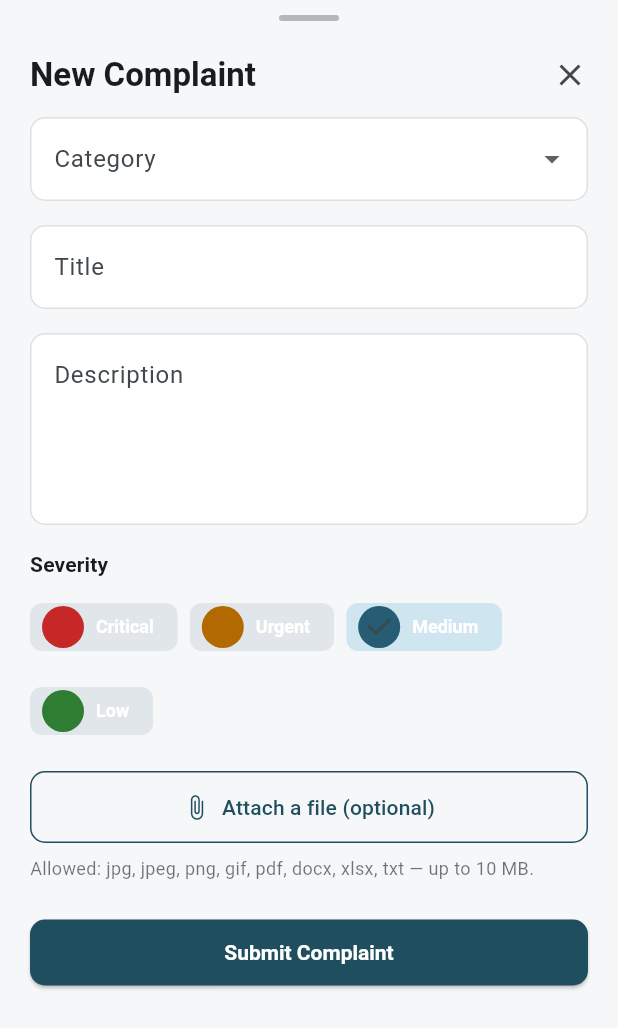
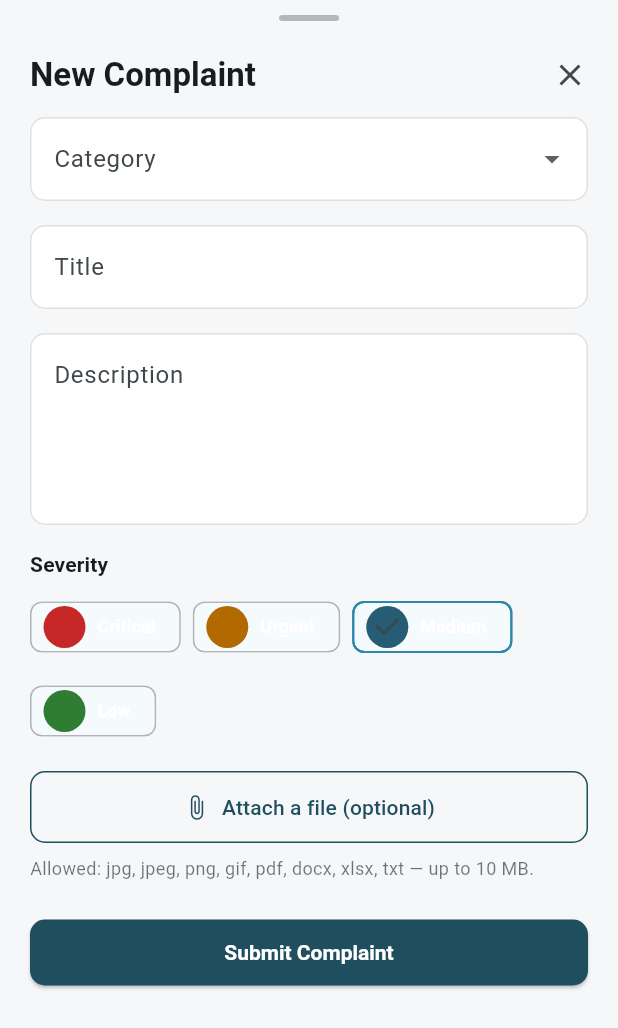
Before and after one commit to AhnafAbdullah/OGDCL-Help-Desk-Automation, a Flutter app: the NewComplaintForm widget shown alone on an empty page, opened directly, on a phone screen of 412 x 824 dp. Shown: the top 1028 px of the screen. Run offline on Flutter 3.47's test engine with Material 3 defaults, Android fonts, the phone set to English and light mode, and no system bars; our stand-ins replace dio, file_picker, flutter_riverpod, flutter_secure_storage, go_router, open_filex; missing offline and left inert: encrypt, signalr_netcore; accounts and stored records are empty.

Commit message:
Make severity chips transparent instead of grey-filled
Remove the ChoiceChip's default grey background and shadow so unselected
severity options blend into the sheet; the selected one is distinguished
by a colored border in its own severity color instead.

```diff
--- a/mobile/lib/features/complaints/presentation/new_complaint_form.dart
+++ b/mobile/lib/features/complaints/presentation/new_complaint_form.dart
@@ -214,6 +214,18 @@ class _NewComplaintFormState extends ConsumerState<NewComplaintForm> {
                   avatar: CircleAvatar(backgroundColor: severity.color),
                   selected: _severity == severity,
                   onSelected: (_) => setState(() => _severity = severity),
+                  backgroundColor: Colors.transparent,
+                  selectedColor: Colors.transparent,
+                  elevation: 0,
+                  pressElevation: 0,
+                  shadowColor: Colors.transparent,
+                  surfaceTintColor: Colors.transparent,
+                  side: BorderSide(
+                    color: _severity == severity
+                        ? severity.color
+                        : Colors.black.withValues(alpha: 0.15),
+                    width: _severity == severity ? 1.4 : 1,
+                  ),
                 ),
             ],
           ),
```
